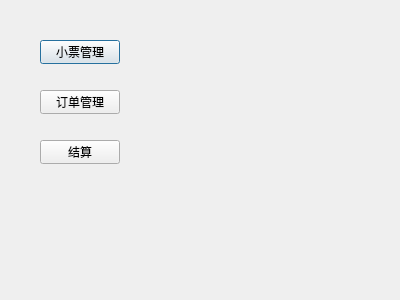
Old version of the form dialog.ui in the repository cryring/myorder.
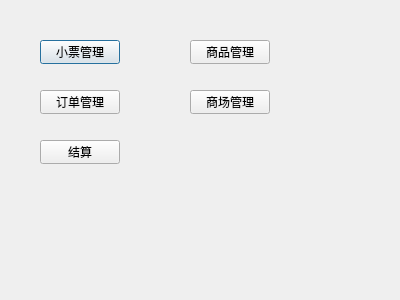
New version of the form.

Patch:
```diff
--- a/dialog.ui
+++ b/dialog.ui
@@ -52,6 +52,32 @@
     <string>结算</string>
    </property>
   </widget>
+  <widget class="QPushButton" name="goodsNameManageButton">
+   <property name="geometry">
+    <rect>
+     <x>190</x>
+     <y>40</y>
+     <width>80</width>
+     <height>24</height>
+    </rect>
+   </property>
+   <property name="text">
+    <string>商品管理</string>
+   </property>
+  </widget>
+  <widget class="QPushButton" name="shopManageButton">
+   <property name="geometry">
+    <rect>
+     <x>190</x>
+     <y>90</y>
+     <width>80</width>
+     <height>24</height>
+    </rect>
+   </property>
+   <property name="text">
+    <string>商场管理</string>
+   </property>
+  </widget>
  </widget>
  <layoutdefault spacing="6" margin="11"/>
  <resources/>
```
